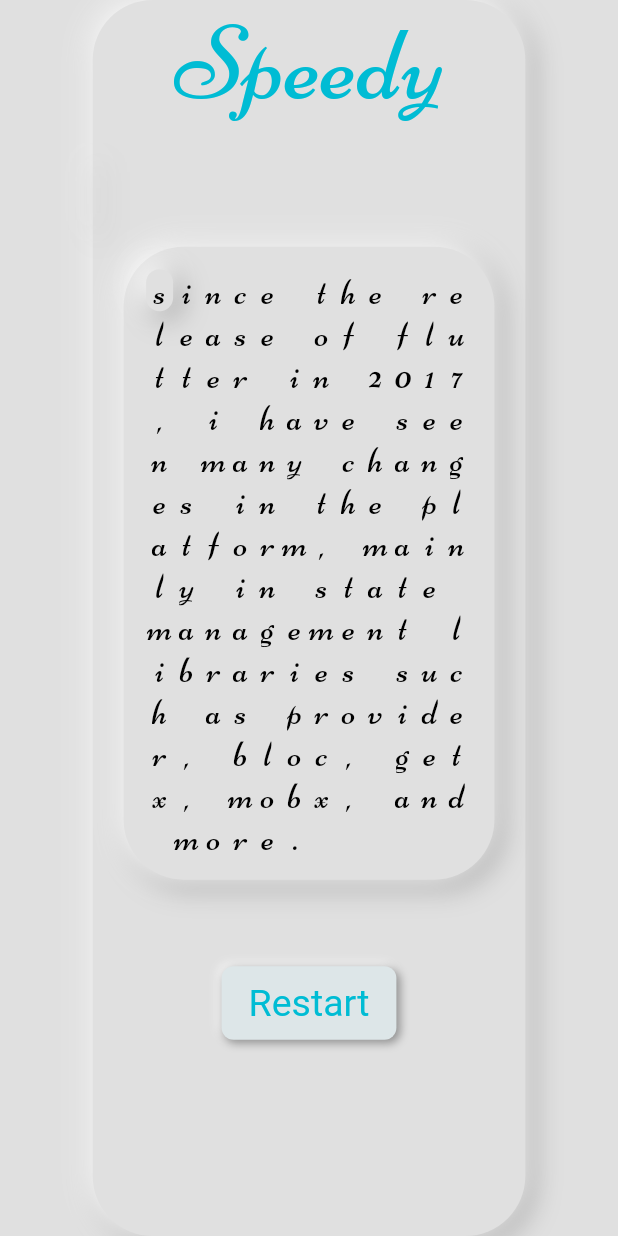
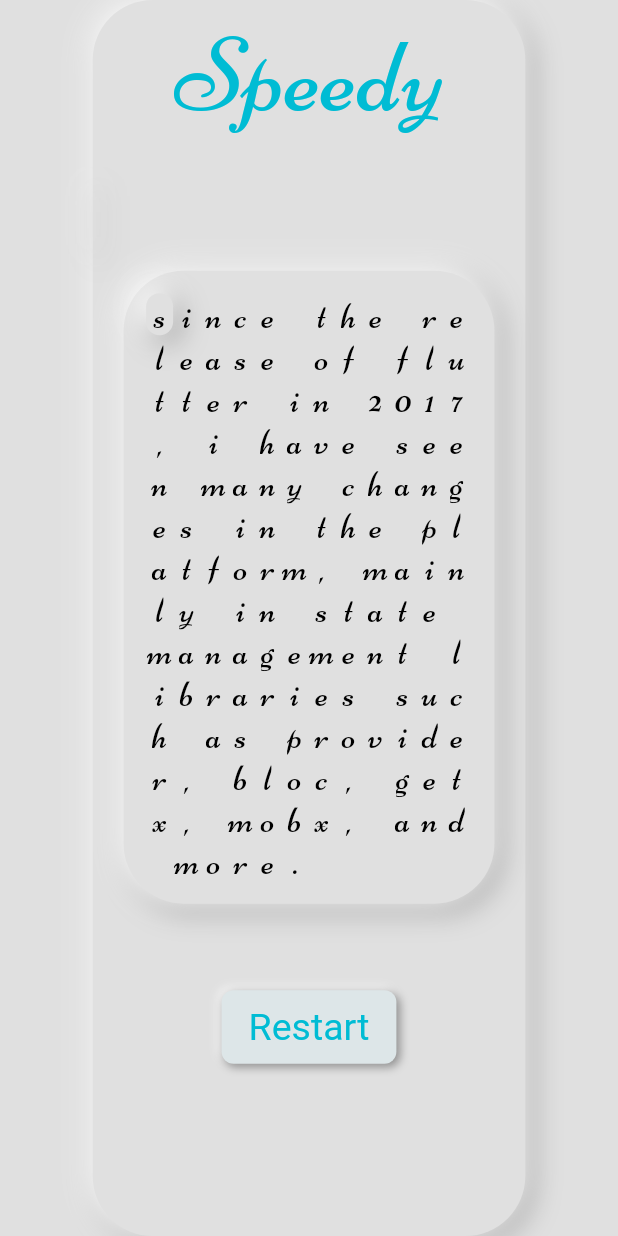
Before and after one commit to Zouuabi/speedy_app, a Flutter app: the screen it shows after launch, on a phone screen of 412 x 824 dp. Run offline on Flutter 3.47's test engine with Material 2 defaults, Android fonts, the light colour scheme and no system bars; drawn by our look-alikes of flutter_neumorphic.

Commit message:
initial commit

```diff
--- a/lib/main.dart
+++ b/lib/main.dart
@@ -11,12 +11,9 @@
 
   @override
   Widget build(BuildContext context) {
-    return MaterialApp(
+    return const MaterialApp(
       debugShowCheckedModeBanner: false,
-      theme: ThemeData(
-        primarySwatch: Colors.blue,
-      ),
-      home: const HomeScreen(),
+      home: HomeScreen(),
     );
   }
 }
--- a/lib/screens/home_screen.dart
+++ b/lib/screens/home_screen.dart
@@ -17,24 +17,24 @@
 }
 
 class _HomeScreenState extends State<HomeScreen> {
-  /// I just use this variable to simulates the seconds
+  /// *I just use this variable to simulates the seconds
   int time = 0;
 
   int textIndex = 0;
 
-  /// this flag is used to control the timer
-  /// if [isTimerStopped] = true => timer is active
-  /// if [isTimerStopped] = false => timer is canceled
+  /// *this flag is used to control the timer
+  /// * if [isTimerStopped] = true => timer is active
+  /// *if [isTimerStopped] = false => timer is canceled
 
   bool isTimerStopped = false;
 
-  /// Once the user start typing it will be true
+  /// * Once the user start typing it will be true
   bool isFirstTime = true;
 
-  /// number of  [characters] typed by the user
+  /// * number of  [characters] typed by the user
   int characters = 100;
 
-  /// splitting the text into a list of char
+  /// * splitting the text into a list of char
   List<String> splitedText = [];
 
   void restart() {
@@ -145,10 +145,16 @@
                 decoration: kBigBoxDecoration,
                 child: Column(
                   children: [
-                    Text("Speedy",
-                        style: kTitleStyle.copyWith(
-                          color: Colors.cyan,
-                        )),
+                    Padding(
+                      padding: const EdgeInsets.all(8.0),
+                      child: Text("Speedy",
+                          style: kTitleStyle.copyWith(
+                            color: Colors.cyan,
+                          )),
+                    ),
+
+                    /// * Bar that displays Current speed Accuracy and score
+
                     Container(
                       decoration: kBigBoxDecoration,
                       margin: const EdgeInsets.only(
@@ -173,18 +179,28 @@
                             const Text("Score: 800", style: kSubtitleStyle)
                           ]),
                     ),
+
+                    /// * Text Section
+
                     Container(
                       padding: const EdgeInsets.all(15),
                       width: size.width * 0.6,
 
                       decoration: kBigBoxDecoration,
-                      // ToDO : I have to implement the grid builder to be able to
-                      //control the that text return to new line
+
+                      /// ToDO : I have to implement the grid builder to be able to
+                      /// Todo : control the that text return to new line
                       child: Wrap(
                         children: getWrapItems(),
                       ),
                     ),
+
+                    ///* Divider
+                    ///
                     SizedBox(height: size.height * 0.07),
+
+                    /// * Restart Button
+
                     NeumorphicButton(
                       child: const Text(
                         'Restart',
```
